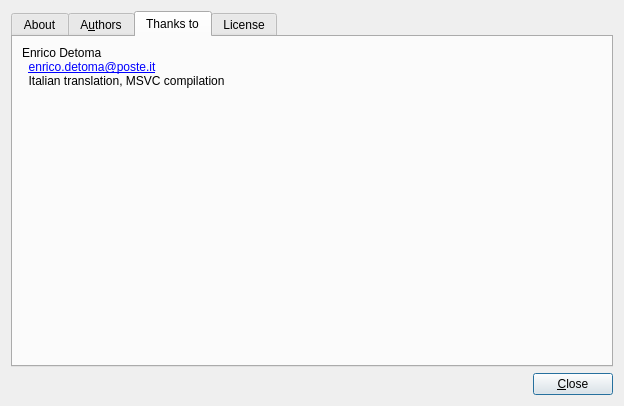
First picture: the form in apps/designer/aboutdialog.ui, repository shujaatak/exaro, before the edit.
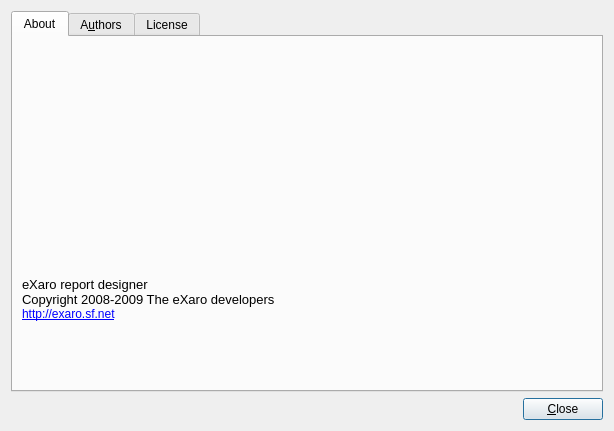
Second picture: the form after the edit. The open tabs and pages were chosen to show the change. Icons and pictures are not drawn.

Commit message: Show unhandled exceptions more lowres friendly. Move Enrico from "Thanks to" section to "Developers". Prepare for 2.0.beta2.

```diff
--- a/apps/designer/aboutdialog.ui
+++ b/apps/designer/aboutdialog.ui
@@ -6,8 +6,8 @@
    <rect>
     <x>0</x>
     <y>0</y>
-    <width>624</width>
-    <height>406</height>
+    <width>614</width>
+    <height>431</height>
    </rect>
   </property>
   <property name="windowTitle">
@@ -143,52 +143,6 @@
        </item>
       </layout>
      </widget>
-     <widget class="QWidget" name="tab_4">
-      <attribute name="title">
-       <string>Thanks to</string>
-      </attribute>
-      <layout class="QGridLayout" name="gridLayout_4">
-       <item row="0" column="0">
-        <widget class="QLabel" name="label_4">
-         <property name="text">
-          <string>&lt;!DOCTYPE HTML PUBLIC &quot;-//W3C//DTD HTML 4.0//EN&quot; &quot;http://www.w3.org/TR/REC-html40/strict.dtd&quot;&gt;
-&lt;html&gt;&lt;head&gt;&lt;meta name=&quot;qrichtext&quot; content=&quot;1&quot; /&gt;&lt;style type=&quot;text/css&quot;&gt;
-p, li { white-space: pre-wrap; }
-&lt;/style&gt;&lt;/head&gt;&lt;body style=&quot; font-family:'DejaVu Sans'; font-size:9pt; font-weight:400; font-style:normal;&quot;&gt;
-&lt;p style=&quot; margin-top:0px; margin-bottom:0px; margin-left:0px; margin-right:0px; -qt-block-indent:0; text-indent:0px;&quot;&gt;Enrico Detoma&lt;/p&gt;
-&lt;p style=&quot; margin-top:0px; margin-bottom:0px; margin-left:0px; margin-right:0px; -qt-block-indent:0; text-indent:0px;&quot;&gt;  &lt;a href=&quot;enrico.detoma@poste.it&quot;&gt;&lt;span style=&quot; text-decoration: underline; color:#0000ff;&quot;&gt;enrico.detoma@poste.it&lt;/span&gt;&lt;/a&gt;&lt;/p&gt;
-&lt;p style=&quot; margin-top:0px; margin-bottom:0px; margin-left:0px; margin-right:0px; -qt-block-indent:0; text-indent:0px;&quot;&gt;  Italian translation, MSVC compilation&lt;/p&gt;&lt;/body&gt;&lt;/html&gt;</string>
-         </property>
-        </widget>
-       </item>
-       <item row="0" column="1">
-        <spacer name="horizontalSpacer_4">
-         <property name="orientation">
-          <enum>Qt::Horizontal</enum>
-         </property>
-         <property name="sizeHint" stdset="0">
-          <size>
-           <width>384</width>
-           <height>20</height>
-          </size>
-         </property>
-        </spacer>
-       </item>
-       <item row="1" column="0">
-        <spacer name="verticalSpacer_2">
-         <property name="orientation">
-          <enum>Qt::Vertical</enum>
-         </property>
-         <property name="sizeHint" stdset="0">
-          <size>
-           <width>20</width>
-           <height>245</height>
-          </size>
-         </property>
-        </spacer>
-       </item>
-      </layout>
-     </widget>
      <widget class="QWidget" name="tab_2">
       <attribute name="title">
        <string>License</string>
```
Left out of the diff: 4 changed lines with no effect on the pictures. The commit also changes 6 other files.
